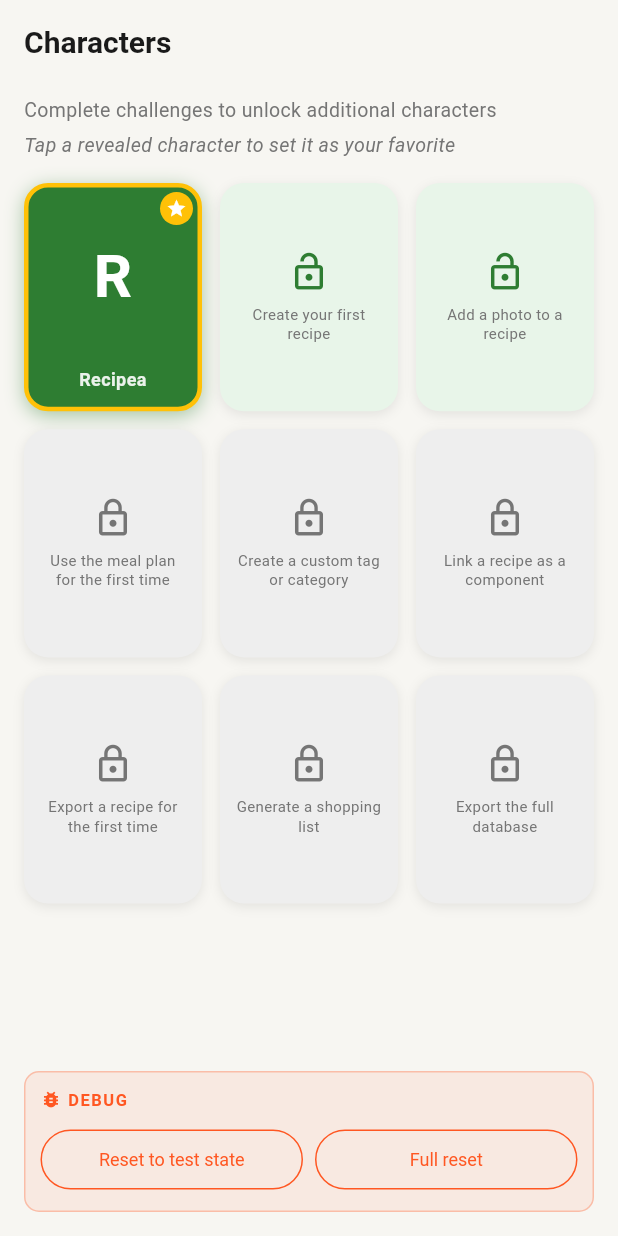
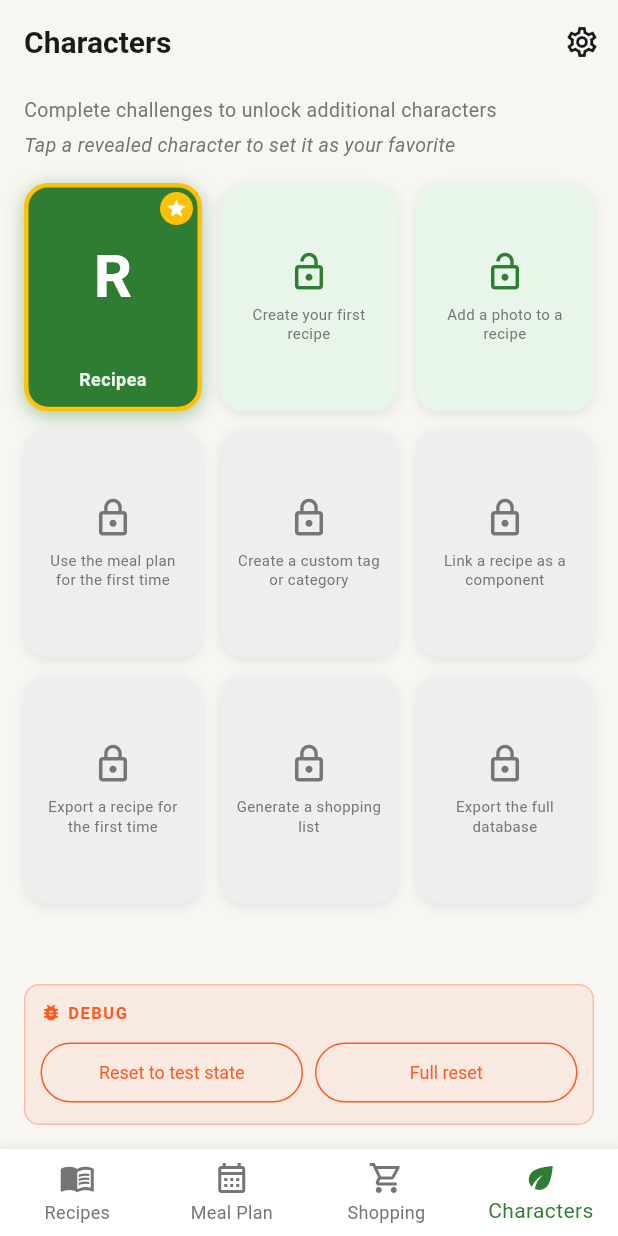
Before and after one commit to BlurEffect/recipea, a Flutter app: the AchievementsScreen screen opened by its route, on a phone screen of 412 x 824 dp. Run offline on Flutter 3.47's test engine with Material 3 defaults, Android fonts, the phone set to English and light mode, and no system bars; our stand-ins replace file_picker, flutter_riverpod, go_router, hive_flutter, image_cropper, image_picker and 3 more; accounts and stored records are empty.

Commit message:
Add Characters as 4th nav tab, replace three-dot menus with icon buttons
- AppBottomNavBar: 4th tab (eco icon) navigating to /achievements
- Browse: 3 AppBar icons — export, import, settings (removes popup)
- Meal Plan: 2 AppBar icons — clear plan (red) and settings (removes popup)
- Shopping List: settings icon added as first AppBar action
- Achievements: settings icon + bottom nav bar wired in
- l10n: navCharacters key added (EN/DE) across all 5 generated files

Co-Authored-By: Claude Sonnet 4.6 <noreply@anthropic.com>

```diff
--- a/lib/l10n/app_de.arb
+++ b/lib/l10n/app_de.arb
@@ -75,6 +75,9 @@
 
   "navShopping": "Einkaufen",
   "@navShopping": {},
+
+  "navCharacters": "Charaktere",
+  "@navCharacters": {},
 
   "browseSearchHint": "Rezepte durchsuchen…",
   "@browseSearchHint": {},
--- a/lib/l10n/app_en.arb
+++ b/lib/l10n/app_en.arb
@@ -75,6 +75,9 @@
 
   "navShopping": "Shopping",
   "@navShopping": {},
+
+  "navCharacters": "Characters",
+  "@navCharacters": {},
 
   "browseSearchHint": "Search recipes…",
   "@browseSearchHint": {},
--- a/lib/l10n/app_localizations.dart
+++ b/lib/l10n/app_localizations.dart
@@ -247,6 +247,12 @@ abstract class AppLocalizations {
   /// In en, this message translates to:
   /// **'Shopping'**
   String get navShopping;
+
+  /// No description provided for @navCharacters.
+  ///
+  /// In en, this message translates to:
+  /// **'Characters'**
+  String get navCharacters;
 
   /// No description provided for @browseSearchHint.
   ///
--- a/lib/l10n/app_localizations_de.dart
+++ b/lib/l10n/app_localizations_de.dart
@@ -82,6 +82,9 @@ class AppLocalizationsDe extends AppLocalizations {
 
   @override
   String get navShopping => 'Einkaufen';
+
+  @override
+  String get navCharacters => 'Charaktere';
 
   @override
   String get browseSearchHint => 'Rezepte durchsuchen…';
--- a/lib/l10n/app_localizations_en.dart
+++ b/lib/l10n/app_localizations_en.dart
@@ -82,6 +82,9 @@ class AppLocalizationsEn extends AppLocalizations {
 
   @override
   String get navShopping => 'Shopping';
+
+  @override
+  String get navCharacters => 'Characters';
 
   @override
   String get browseSearchHint => 'Search recipes…';
--- a/lib/screens/achievements/achievements_screen.dart
+++ b/lib/screens/achievements/achievements_screen.dart
@@ -7,6 +7,8 @@ import '../../data/character_definitions.dart';
 import '../../l10n/app_localizations.dart';
 import '../../providers/achievement_provider.dart';
 import '../../theme/app_colors.dart';
+import '../../widgets/app_bottom_nav_bar.dart';
+import '../../widgets/settings_sheet.dart';
 
 class AchievementsScreen extends ConsumerWidget {
   const AchievementsScreen({super.key});
@@ -18,10 +20,18 @@ class AchievementsScreen extends ConsumerWidget {
 
     return Scaffold(
       backgroundColor: AppColors.background,
+      bottomNavigationBar: const AppBottomNavBar(currentIndex: 3),
       appBar: AppBar(
         title: Text(l.achievementsTitle),
         backgroundColor: AppColors.background,
         elevation: 0,
+        actions: [
+          IconButton(
+            icon: const Icon(Icons.settings_outlined),
+            tooltip: l.settingsTitle,
+            onPressed: () => showSettingsSheet(context),
+          ),
+        ],
       ),
       body: Padding(
         padding: const EdgeInsets.fromLTRB(16, 8, 16, 16),
--- a/lib/screens/shopping_list/shopping_list_screen.dart
+++ b/lib/screens/shopping_list/shopping_list_screen.dart
@@ -11,6 +11,7 @@ import '../../providers/recipe_providers.dart';
 import '../../theme/app_colors.dart';
 import '../../widgets/app_bottom_nav_bar.dart';
 import '../../widgets/empty_state.dart';
+import '../../widgets/settings_sheet.dart';
 
 class ShoppingListScreen extends ConsumerWidget {
   const ShoppingListScreen({super.key});
@@ -51,6 +52,11 @@ class ShoppingListScreen extends ConsumerWidget {
           ],
         ),
         actions: [
+          IconButton(
+            icon: const Icon(Icons.settings_outlined),
+            tooltip: l.settingsTitle,
+            onPressed: () => showSettingsSheet(context),
+          ),
           if (items.isNotEmpty)
             IconButton(
               icon: const Icon(Icons.share_outlined),
--- a/lib/widgets/app_bottom_nav_bar.dart
+++ b/lib/widgets/app_bottom_nav_bar.dart
@@ -9,7 +9,7 @@ class AppBottomNavBar extends StatelessWidget {
 
   const AppBottomNavBar({super.key, required this.currentIndex});
 
-  static const _routes = ['/recipes', '/meal-plan', '/shopping-list'];
+  static const _routes = ['/recipes', '/meal-plan', '/shopping-list', '/achievements'];
 
   @override
   Widget build(BuildContext context) {
@@ -37,6 +37,11 @@ class AppBottomNavBar extends StatelessWidget {
           activeIcon: const Icon(Icons.shopping_cart),
           label: l.navShopping,
         ),
+        BottomNavigationBarItem(
+          icon: const Icon(Icons.eco_outlined),
+          activeIcon: const Icon(Icons.eco),
+          label: l.navCharacters,
+        ),
       ],
     );
   }
```
Also changed, not shown: lib/screens/browse/browse_screen.dart (+14 -19 lines), lib/screens/meal_plan/meal_plan_screen.dart (+10 -16 lines).
